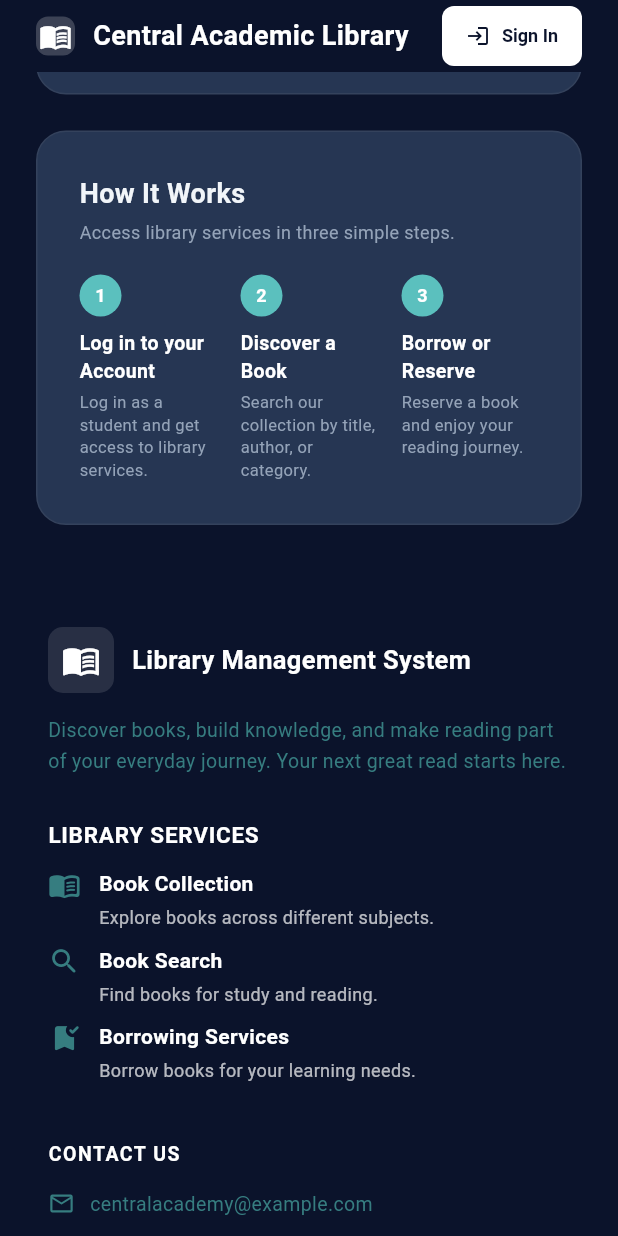
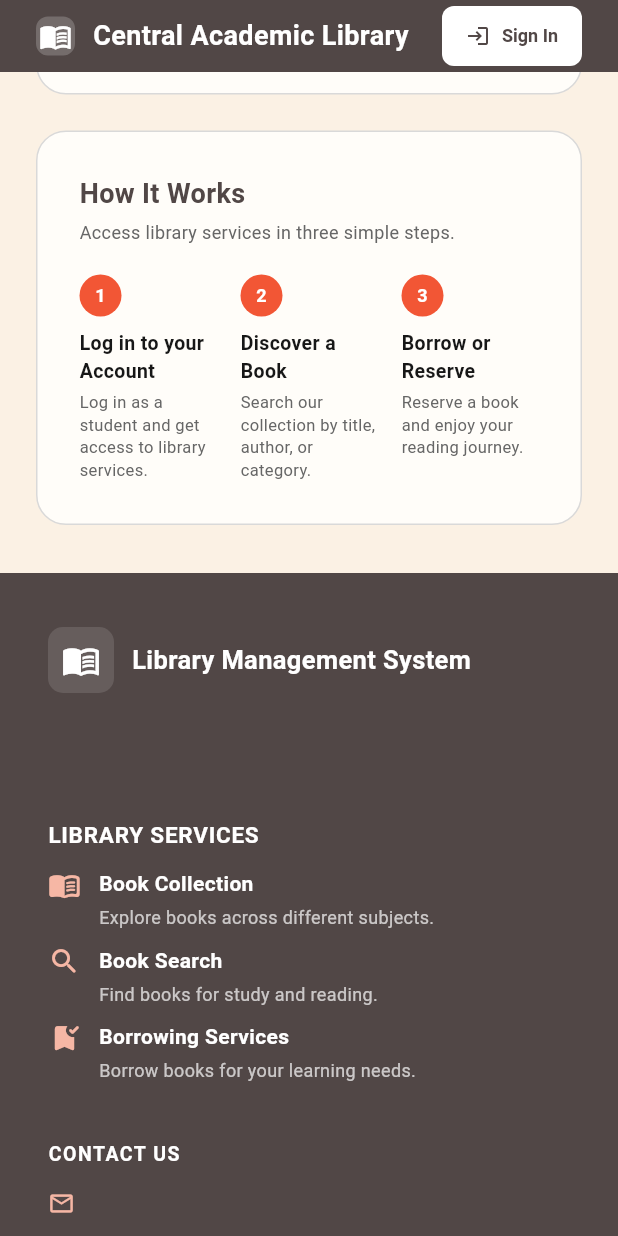
Before and after one commit to kid104/Library_Management_System, a Flutter app: the screen it shows after launch, scrolled down 1152 dp, on a phone screen of 412 x 824 dp. Run offline on Flutter 3.47's test engine with Material 3 defaults, Android fonts, the phone set to English and light mode, and no system bars; our stand-ins replace image_picker; missing offline and left inert: camera_platform_interface, camera_scanner, mobile_scanner; accounts and stored records are empty; network calls fail.

Commit message:
more theme updates

```diff
--- a/frontend/lib/core/constants/app_colors.dart
+++ b/frontend/lib/core/constants/app_colors.dart
@@ -12,7 +12,7 @@ class AppColors {
   // THEME SELECTION
   // ===========================================================================
 
-  static const String selectedTheme = 'dark';
+  static const String selectedTheme = 'warm';
 
   static const bool isDark = selectedTheme == 'dark';
 
@@ -21,7 +21,7 @@ class AppColors {
   // ===========================================================================
 
   static const Color primary = selectedTheme == 'dark'
-      ? Color(0xFF0B132B)
+      ? Color.fromARGB(255, 20, 32, 70)
       : selectedTheme == 'midnight'
           ? Color(0xFF0B132B)
           : selectedTheme == 'ocean'
@@ -30,6 +30,15 @@ class AppColors {
                   ? Color(0xFF365447)
                   : Color(0xFF514746);
 
+static const Color password = selectedTheme == 'dark'
+      ? Color.fromARGB(255, 251, 252, 254)
+      : selectedTheme == 'midnight'
+          ? Color.fromARGB(255, 242, 243, 246)
+          : selectedTheme == 'ocean'
+              ? Color.fromARGB(255, 232, 236, 238)
+              : selectedTheme == 'forest'
+                  ? Color.fromARGB(255, 239, 244, 242)
+                  : Color.fromARGB(255, 250, 249, 249);
   static const Color primaryDark = selectedTheme == 'dark'
       ? Color(0xFF070B18)
       : selectedTheme == 'midnight'
@@ -105,7 +114,7 @@ class AppColors {
                   : Color(0xFF746E69);
 
   static const Color textMuted = selectedTheme == 'dark'
-      ? Color(0xFF94A3B8)
+      ? Color.fromARGB(255, 214, 219, 224)
       : selectedTheme == 'midnight'
           ? Color(0xFF64748B)
           : selectedTheme == 'ocean'
@@ -115,7 +124,7 @@ class AppColors {
                   : Color(0xFF666666);
 
   static const Color textSubtle = selectedTheme == 'dark'
-      ? Color(0xFF8494AA)
+      ? Color.fromARGB(255, 208, 212, 216)
       : selectedTheme == 'midnight'
           ? Color(0xFF94A3B8)
           : selectedTheme == 'ocean'
--- a/frontend/lib/core/widgets/header/top_header_bar.dart
+++ b/frontend/lib/core/widgets/header/top_header_bar.dart
@@ -207,7 +207,7 @@ class TopHeaderBar extends StatelessWidget {
                   children: [
                     Icon(Icons.lock_outline, size: 18),
                     SizedBox(width: 10),
-                    Text('Change Password'),
+                    Text('Change Password',style: TextStyle(color: AppColors.textPrimary)),
                   ],
                 ),
               ),
--- a/frontend/lib/features/books/presentation/screens/admin_inventory_screen.dart
+++ b/frontend/lib/features/books/presentation/screens/admin_inventory_screen.dart
@@ -451,6 +451,9 @@ class _AdminInventoryScreenState extends State<AdminInventoryScreen> {
                           )
                         : null,
                     hintText: 'Search by title, author, ISBN, category...',
+                    hintStyle: TextStyle(
+                      color: AppColors.textPrimary
+                    ),
                     border: InputBorder.none,
                     isDense: true,
                   ),
@@ -1018,7 +1021,7 @@ class _InteractiveStatCardState extends State<_InteractiveStatCard> {
                           style: const TextStyle(
                             fontSize: 20,
                             fontWeight: FontWeight.bold,
-                            color: Color(0xFF1E293B),
+                            color: AppColors.textPrimary,
                           ),
                         ),
                         Text(
--- a/frontend/lib/features/borrowing/presentation/screens/reader_my_books_screen.dart
+++ b/frontend/lib/features/borrowing/presentation/screens/reader_my_books_screen.dart
@@ -375,7 +375,7 @@ Widget _buildHistoryCard(BorrowRecord book) {
     child: Container(
       padding: const EdgeInsets.all(16),
       decoration: BoxDecoration(
-        color: const Color(0xFFFAFAFA),
+        color: AppColors.primary,
         borderRadius: BorderRadius.circular(12),
         border: Border.all(
           color: AppColors.neutralBorder,
--- a/frontend/lib/features/landing/presentation/screens/landing_screen.dart
+++ b/frontend/lib/features/landing/presentation/screens/landing_screen.dart
@@ -264,13 +264,8 @@ class _LandingScreenState extends State<LandingScreen>
                               height: 1.15,
                             ),
                             children: [
-                              TextSpan(text: 'Discover. Learn. '),
-                              TextSpan(
-                                text: 'Grow.',
-                                style: TextStyle(
-                                  color: AppColors.primaryAccent,
-                                ),
-                              ),
+                              TextSpan(text: 'Discover. Learn. Grow. '),
+
                             ],
                           ),
                         ),
@@ -865,14 +860,14 @@ class _LandingScreenState extends State<LandingScreen>
               Text(
                 '© 2026 Library Management System. All rights reserved.',
                 style: TextStyle(
-                  color: AppColors.accentBorder,
+                  color: AppColors.adminText,
                   fontSize: 12,
                 ),
               ),
               Text(
                 'Better Readers · Stronger Communities · Brighter Futures',
                 style: TextStyle(
-                  color: AppColors.accentBorder,
+                  color: AppColors.adminText,
                   fontSize: 12,
                 ),
               ),
@@ -921,7 +916,7 @@ class _LandingScreenState extends State<LandingScreen>
           'Discover books, build knowledge, and make reading part '
           'of your everyday journey. Your next great read starts here.',
           style: TextStyle(
-            color: AppColors.accentBorder,
+            color: AppColors.adminText,
             fontSize: 13,
             height: 1.6,
           ),
@@ -1038,7 +1033,7 @@ class _LandingScreenState extends State<LandingScreen>
               child: Text(
                 settings.schoolEmail,
                 style: TextStyle(
-                  color: AppColors.accentBorder,
+                  color: AppColors.adminText,
                   fontSize: 13,
                 ),
               ),
@@ -1059,7 +1054,7 @@ class _LandingScreenState extends State<LandingScreen>
               child: Text(
                 settings.schoolLocation,
                 style: TextStyle(
-                  color: AppColors.accentBorder,
+                  color: AppColors.adminText,
                   fontSize: 13,
                   height: 1.5,
                 ),
@@ -1275,8 +1270,8 @@ class _LandingScreenState extends State<LandingScreen>
                             fontSize: 10,
                             fontWeight: FontWeight.bold,
                             color: isAvailable
-                                ? const Color(0xFF047857)
-                                : const Color(0xFFB45309),
+                                ? const Color.fromARGB(255, 74, 220, 179)
+                                : const Color.fromARGB(255, 232, 47, 10),
                           ),
                         ),
                       ),
--- a/frontend/lib/features/notifications/presentation/screens/librarian_notifications_screen.dart
+++ b/frontend/lib/features/notifications/presentation/screens/librarian_notifications_screen.dart
@@ -368,7 +368,7 @@ class _LibrarianNotificationsScreenState
                       child: Text(
                         'Notifications',
                         style: TextStyle(
-                          color: AppColors.primary,
+                          color: AppColors.textPrimary,
                           fontSize: 28,
                           fontWeight: FontWeight.bold,
                         ),
--- a/frontend/lib/features/staff/presentation/screens/staff_management_screen.dart
+++ b/frontend/lib/features/staff/presentation/screens/staff_management_screen.dart
@@ -1451,6 +1451,7 @@ class _StaffManagementScreenState extends State<StaffManagementScreen> {
           onChanged: (_) => setState(() => _currentPage = 0),
           decoration: InputDecoration(
             hintText: 'Search by name, email or staff ID...',
+            hintStyle: TextStyle(color: AppColors.textPrimary),
             prefixIcon: const Icon(
               Icons.search,
               color: primary,
```
Also changed, not shown: frontend/lib/features/auth/presentation/widgets/sign_in_dialog.dart (+13 -14 lines), frontend/lib/features/books/presentation/widgets/add_book_dialog.dart (+22 -7 lines), frontend/lib/features/dashboard/presentation/screens/reader_home_screen.dart (+40 -5 lines), frontend/lib/features/settings/presentation/screens/admin_settings_screen.dart (+28 -6 lines), frontend/lib/main.dart (+6 -4 lines), 2 other files.
